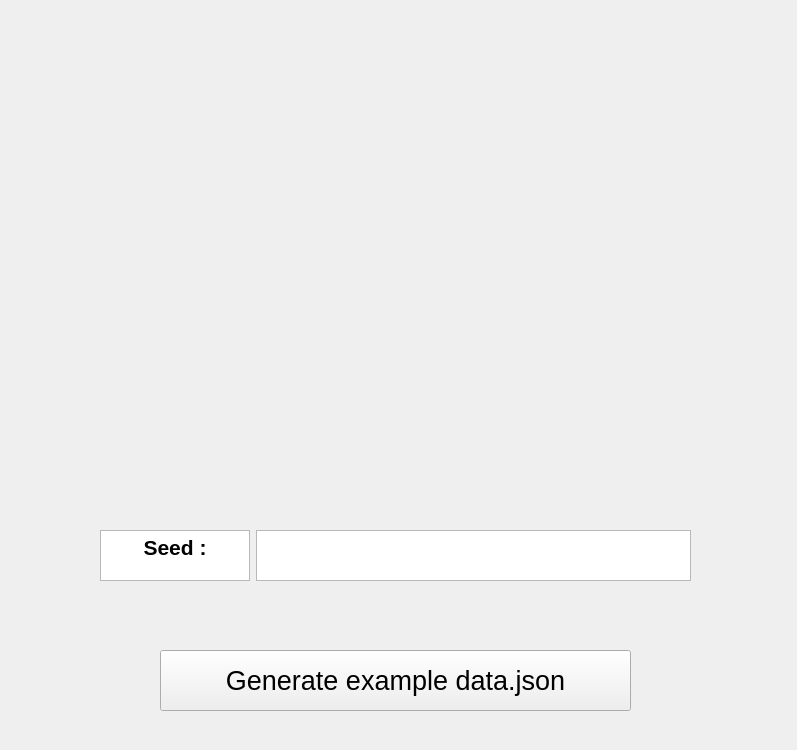
First picture: the form in Auto_Generate_data_json/mainwindow.ui, repository sriv95/Restaurant-Management, before the edit.
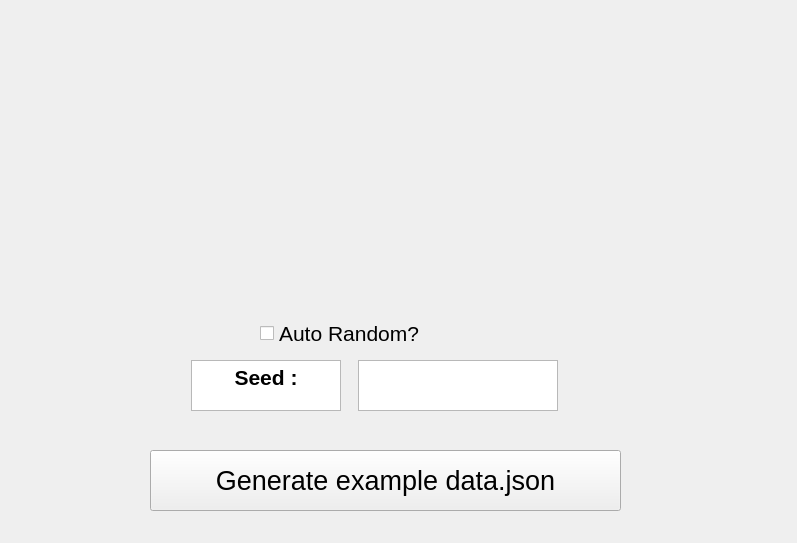
Second picture: the form after the edit.

Commit message: Complete Menus_and_Stocks function and add random with seed feature

Diff of the .ui file:
```diff
--- a/Auto_Generate_data_json/mainwindow.ui
+++ b/Auto_Generate_data_json/mainwindow.ui
@@ -7,7 +7,7 @@
     <x>0</x>
     <y>0</y>
     <width>797</width>
-    <height>750</height>
+    <height>543</height>
    </rect>
   </property>
   <property name="windowTitle">
@@ -17,8 +17,8 @@
    <widget class="QPushButton" name="Generate_Button">
     <property name="geometry">
      <rect>
-      <x>160</x>
-      <y>650</y>
+      <x>150</x>
+      <y>450</y>
       <width>471</width>
       <height>61</height>
      </rect>
@@ -35,9 +35,9 @@
    <widget class="QWidget" name="horizontalLayoutWidget">
     <property name="geometry">
      <rect>
-      <x>100</x>
-      <y>530</y>
-      <width>591</width>
+      <x>180</x>
+      <y>360</y>
+      <width>391</width>
       <height>51</height>
      </rect>
     </property>
@@ -67,6 +67,12 @@
      </item>
      <item>
       <widget class="QTextEdit" name="seed_input">
+       <property name="maximumSize">
+        <size>
+         <width>200</width>
+         <height>16777215</height>
+        </size>
+       </property>
        <property name="font">
         <font>
          <pointsize>16</pointsize>
@@ -86,6 +92,24 @@
      </item>
     </layout>
    </widget>
+   <widget class="QCheckBox" name="checkBox_Auto_random">
+    <property name="geometry">
+     <rect>
+      <x>260</x>
+      <y>320</y>
+      <width>211</width>
+      <height>26</height>
+     </rect>
+    </property>
+    <property name="font">
+     <font>
+      <pointsize>16</pointsize>
+     </font>
+    </property>
+    <property name="text">
+     <string>Auto Random?</string>
+    </property>
+   </widget>
   </widget>
  </widget>
  <resources/>
```
The commit also changes 2 other files.
